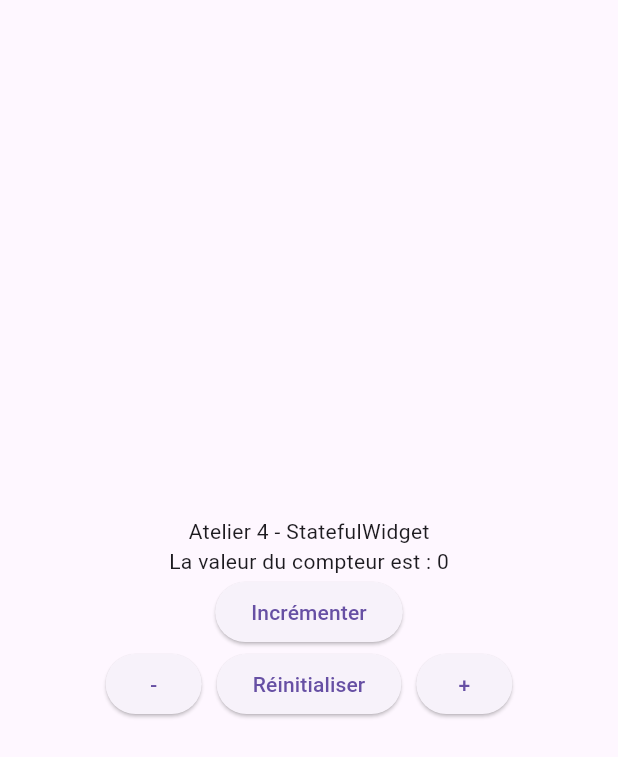
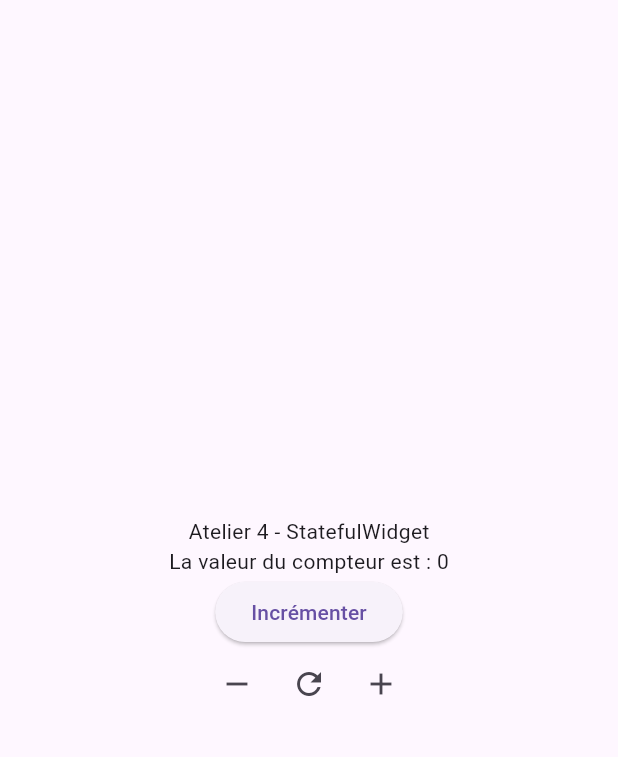
Before and after one commit to AkremBouraoui/flutter_app_stateful, a Flutter app: the screen it shows after launch, on a phone screen of 412 x 824 dp. Shown: the top 757 px of the screen. Run offline on Flutter 3.47's test engine with Material 3 defaults, Android fonts, the phone set to English and light mode, and no system bars.

Commit message:
étape 4 : Remplacement des ElevatedButton par des IconButton

```diff
--- a/lib/main.dart
+++ b/lib/main.dart
@@ -35,14 +35,12 @@ class _MyWidgetState extends State<MyWidget> {
               Row(
                 mainAxisAlignment: MainAxisAlignment.center,
                 children: [
-                  ElevatedButton(onPressed :() { setState(() { compteur--; });},
-              child: Text("-")),
-                  SizedBox(width: 10),
-                  ElevatedButton(onPressed: () { setState(() { compteur = 0; });},
-              child: Text("Réinitialiser")),
-                  SizedBox(width: 10),
-                  ElevatedButton(onPressed: () { setState(() { compteur++; });},
-              child: Text("+")),
+                  IconButton(onPressed :() { setState(() { compteur--; }); }, icon:
+                  Icon(Icons.remove)),
+                  IconButton(onPressed: () { setState(() { compteur = 0; }); }, icon:
+                  Icon(Icons.refresh)),
+                  IconButton(onPressed: () { setState(() { compteur++; }); }, icon:
+                  Icon(Icons.add)),
                 ],
               )
             ],
```
